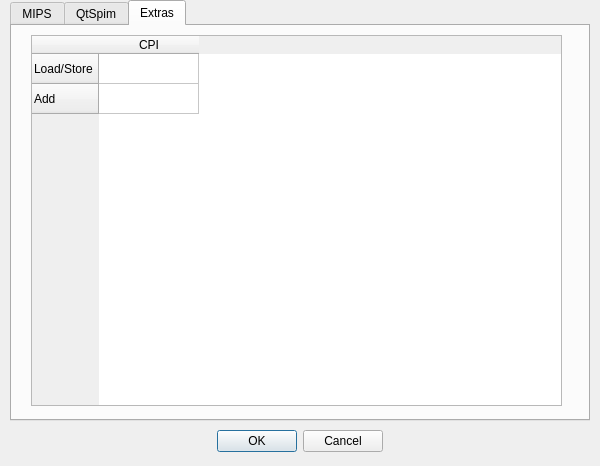
Before: the Qt Designer form QtSpim/settings.ui in memchk/spimsimulator, drawn with Qt 5.
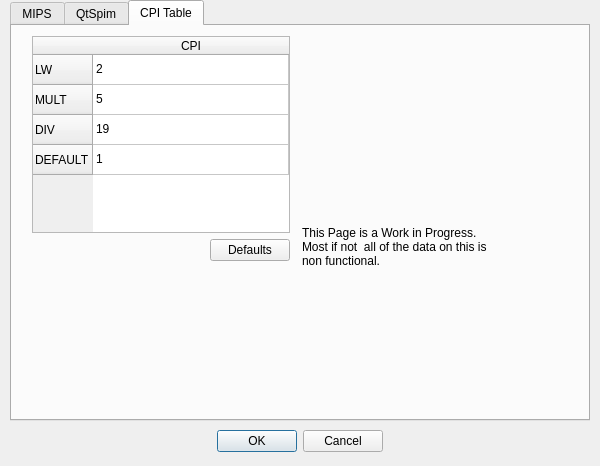
After: the same form once the commit is applied. Custom widgets are drawn as their Qt base class.

Diff of the .ui file:
```diff
--- a/QtSpim/settings.ui
+++ b/QtSpim/settings.ui
@@ -521,28 +521,41 @@
    </widget>
    <widget class="QWidget" name="tab_3">
     <attribute name="title">
-     <string>Extras</string>
+     <string>CPI Table</string>
     </attribute>
     <widget class="QWidget" name="gridLayoutWidget">
      <property name="geometry">
       <rect>
-       <x>19</x>
-       <y>9</y>
-       <width>531</width>
-       <height>371</height>
+       <x>20</x>
+       <y>10</y>
+       <width>258</width>
+       <height>225</height>
       </rect>
      </property>
-     <layout class="QGridLayout" name="gridLayout_6">
-      <item row="0" column="0">
-       <widget class="QTableWidget" name="tableWidget">
+     <layout class="QVBoxLayout" name="verticalLayout">
+      <item>
+       <widget class="QTableWidget" name="cpiTable">
+        <attribute name="horizontalHeaderStretchLastSection">
+         <bool>true</bool>
+        </attribute>
         <row>
          <property name="text">
-          <string>Load/Store</string>
+          <string>LW</string>
          </property>
         </row>
         <row>
          <property name="text">
-          <string>Add</string>
+          <string>MULT</string>
+         </property>
+        </row>
+        <row>
+         <property name="text">
+          <string>DIV</string>
+         </property>
+        </row>
+        <row>
+         <property name="text">
+          <string>DEFAULT</string>
          </property>
         </row>
         <column>
@@ -555,21 +568,68 @@
         </column>
         <item row="0" column="0">
          <property name="text">
-          <string/>
-         </property>
-         <property name="textAlignment">
-          <set>AlignCenter</set>
+          <string>2</string>
          </property>
         </item>
         <item row="1" column="0">
          <property name="text">
-          <string/>
+          <string>5</string>
+         </property>
+        </item>
+        <item row="2" column="0">
+         <property name="text">
+          <string>19</string>
+         </property>
+        </item>
+        <item row="3" column="0">
+         <property name="text">
+          <string>1</string>
          </property>
         </item>
        </widget>
       </item>
+      <item>
+       <layout class="QHBoxLayout" name="horizontalLayout_4">
+        <item>
+         <spacer name="horizontalSpacer">
+          <property name="orientation">
+           <enum>Qt::Horizontal</enum>
+          </property>
+          <property name="sizeHint" stdset="0">
+           <size>
+            <width>40</width>
+            <height>20</height>
+           </size>
+          </property>
+         </spacer>
+        </item>
+        <item>
+         <widget class="QPushButton" name="cpiTableDefaultButton">
+          <property name="text">
+           <string>Defaults</string>
+          </property>
+         </widget>
+        </item>
+       </layout>
+      </item>
      </layout>
     </widget>
+    <widget class="QLabel" name="label_9">
+     <property name="geometry">
+      <rect>
+       <x>290</x>
+       <y>180</y>
+       <width>201</width>
+       <height>81</height>
+      </rect>
+     </property>
+     <property name="text">
+      <string>This Page is a Work in Progress. Most if not  all of the data on this is non functional.</string>
+     </property>
+     <property name="wordWrap">
+      <bool>true</bool>
+     </property>
+    </widget>
    </widget>
   </widget>
   <widget class="QDialogButtonBox" name="buttonBox">
```
Left out of the diff: 4 changed lines with no effect on the pictures.
